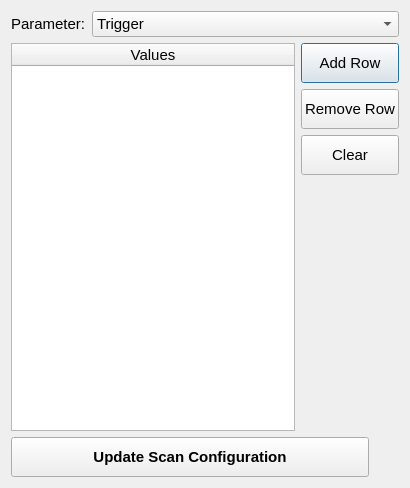
lnls-ima/helmholtz-coil-control, file helmholtz/gui/ui/scanparameterdialog.ui: the form before one commit.
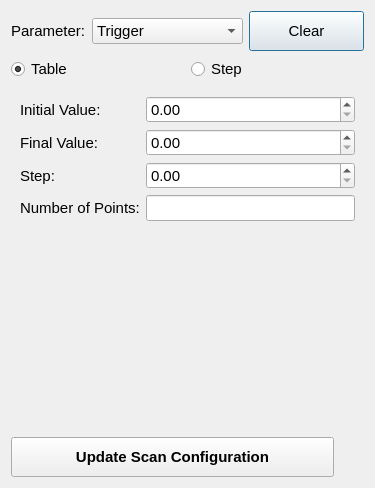
The form after the commit. The open tabs and pages were chosen to show the change. Icons and pictures are not drawn.

Commit message: Adding options in scan parameter dialog

```diff
--- a/helmholtz/gui/ui/scanparameterdialog.ui
+++ b/helmholtz/gui/ui/scanparameterdialog.ui
@@ -6,7 +6,7 @@
    <rect>
     <x>0</x>
     <y>0</y>
-    <width>410</width>
+    <width>375</width>
     <height>488</height>
    </rect>
   </property>
@@ -18,8 +18,112 @@
   <property name="windowTitle">
    <string>Scan Parameter</string>
   </property>
+  <layout class="QGridLayout" name="gridLayout_3">
+   <item row="0" column="0">
+    <layout class="QHBoxLayout" name="horizontalLayout">
+     <item>
+      <widget class="QLabel" name="label">
+       <property name="sizePolicy">
+        <sizepolicy hsizetype="Maximum" vsizetype="Preferred">
+         <horstretch>0</horstretch>
+         <verstretch>0</verstretch>
+        </sizepolicy>
+       </property>
+       <property name="text">
+        <string>Parameter:</string>
+       </property>
+      </widget>
+     </item>
+     <item>
+      <widget class="QComboBox" name="cmb_parameter">
+       <item>
+        <property name="text">
+         <string>Trigger</string>
+        </property>
+       </item>
+       <item>
+        <property name="text">
+         <string>Integration Points</string>
+        </property>
+       </item>
+       <item>
+        <property name="text">
+         <string>Number of Turns</string>
+        </property>
+       </item>
+       <item>
+        <property name="text">
+         <string>Maximum Velocity</string>
+        </property>
+       </item>
+       <item>
+        <property name="text">
+         <string>Acceleration</string>
+        </property>
+       </item>
+      </widget>
+     </item>
+     <item>
+      <widget class="QPushButton" name="pbt_clear_table">
+       <property name="minimumSize">
+        <size>
+         <width>0</width>
+         <height>40</height>
+        </size>
+       </property>
+       <property name="font">
+        <font>
+         <pointsize>11</pointsize>
+         <weight>50</weight>
+         <bold>false</bold>
+        </font>
+       </property>
+       <property name="text">
+        <string>Clear</string>
+       </property>
+       <property name="icon">
+        <iconset>
+         <normaloff>../../resources/img/clear.svg</normaloff>../../resources/img/clear.svg</iconset>
+       </property>
+       <property name="iconSize">
+        <size>
+         <width>24</width>
+         <height>24</height>
+        </size>
+       </property>
+      </widget>
+     </item>
+    </layout>
+   </item>
+   <item row="1" column="0">
+    <layout class="QHBoxLayout" name="horizontalLayout_3">
+     <item>
+      <widget class="QRadioButton" name="rbt_table">
+       <property name="text">
+        <string>Table</string>
+       </property>
+       <property name="checked">
+        <bool>true</bool>
+       </property>
+      </widget>
+     </item>
+     <item>
+      <widget class="QRadioButton" name="rbt_step">
+       <property name="text">
+        <string>Step</string>
+       </property>
+      </widget>
+     </item>
+    </layout>
+   </item>
+   <item row="2" column="0">
+    <widget class="QStackedWidget" name="stw_values">
+     <property name="currentIndex">
+      <number>0</number>
+     </property>
+     <widget class="QWidget" name="pg_table">
   <layout class="QGridLayout" name="gridLayout">
-   <item row="1" column="0">
+       <item row="0" column="0">
     <widget class="QTableWidget" name="tbl_values">
      <property name="font">
       <font>
@@ -48,7 +152,7 @@
      </column>
     </widget>
    </item>
-   <item row="1" column="1">
+       <item row="0" column="1">
     <layout class="QVBoxLayout" name="verticalLayout">
      <item>
       <widget class="QPushButton" name="pbt_add_row">
@@ -109,36 +213,6 @@
        </property>
       </widget>
      </item>
-     <item>
-      <widget class="QPushButton" name="pbt_clear_table">
-       <property name="minimumSize">
-        <size>
-         <width>0</width>
-         <height>40</height>
-        </size>
-       </property>
-       <property name="font">
-        <font>
-         <pointsize>11</pointsize>
-         <weight>50</weight>
-         <bold>false</bold>
-        </font>
-       </property>
-       <property name="text">
-        <string>Clear</string>
-       </property>
-       <property name="icon">
-        <iconset>
-         <normaloff>../../resources/img/clear.svg</normaloff>../../resources/img/clear.svg</iconset>
-       </property>
-       <property name="iconSize">
-        <size>
-         <width>24</width>
-         <height>24</height>
-        </size>
-       </property>
-      </widget>
-     </item>
      <item>
       <spacer name="verticalSpacer">
        <property name="orientation">
@@ -154,7 +228,84 @@
      </item>
     </layout>
    </item>
-   <item row="2" column="0" colspan="2">
+      </layout>
+     </widget>
+     <widget class="QWidget" name="pg_step">
+      <layout class="QGridLayout" name="gridLayout_2">
+       <item row="2" column="0">
+        <widget class="QLabel" name="label_4">
+         <property name="text">
+          <string>Step:</string>
+         </property>
+        </widget>
+       </item>
+       <item row="4" column="0">
+        <spacer name="verticalSpacer_2">
+         <property name="orientation">
+          <enum>Qt::Vertical</enum>
+         </property>
+         <property name="sizeHint" stdset="0">
+          <size>
+           <width>20</width>
+           <height>40</height>
+          </size>
+         </property>
+        </spacer>
+       </item>
+       <item row="2" column="1">
+        <widget class="QDoubleSpinBox" name="sbd_step">
+         <property name="maximum">
+          <double>1000000.000000000000000</double>
+         </property>
+        </widget>
+       </item>
+       <item row="0" column="1">
+        <widget class="QDoubleSpinBox" name="sbd_start">
+         <property name="maximum">
+          <double>1000000.000000000000000</double>
+         </property>
+        </widget>
+       </item>
+       <item row="1" column="0">
+        <widget class="QLabel" name="label_3">
+         <property name="text">
+          <string>Final Value:</string>
+         </property>
+        </widget>
+       </item>
+       <item row="1" column="1">
+        <widget class="QDoubleSpinBox" name="sbd_end">
+         <property name="maximum">
+          <double>1000000.000000000000000</double>
+         </property>
+        </widget>
+       </item>
+       <item row="0" column="0">
+        <widget class="QLabel" name="label_2">
+         <property name="text">
+          <string>Initial Value:</string>
+         </property>
+        </widget>
+       </item>
+       <item row="3" column="0">
+        <widget class="QLabel" name="label_5">
+         <property name="text">
+          <string>Number of Points:</string>
+         </property>
+        </widget>
+       </item>
+       <item row="3" column="1">
+        <widget class="QLineEdit" name="le_nr_points">
+         <property name="readOnly">
+          <bool>true</bool>
+         </property>
+        </widget>
+       </item>
+      </layout>
+     </widget>
+    </widget>
+   </item>
+   <item row="3" column="0">
     <layout class="QHBoxLayout" name="horizontalLayout_2">
      <item>
       <widget class="QPushButton" name="pbt_update_scan_config">
@@ -205,52 +356,6 @@
      </item>
     </layout>
    </item>
-   <item row="0" column="0" colspan="2">
-    <layout class="QHBoxLayout" name="horizontalLayout">
-     <item>
-      <widget class="QLabel" name="label">
-       <property name="sizePolicy">
-        <sizepolicy hsizetype="Maximum" vsizetype="Preferred">
-         <horstretch>0</horstretch>
-         <verstretch>0</verstretch>
-        </sizepolicy>
-       </property>
-       <property name="text">
-        <string>Parameter:</string>
-       </property>
-      </widget>
-     </item>
-     <item>
-      <widget class="QComboBox" name="cmb_parameter">
-       <item>
-        <property name="text">
-         <string>Trigger</string>
-        </property>
-       </item>
-       <item>
-        <property name="text">
-         <string>Integration Points</string>
-        </property>
-       </item>
-       <item>
-        <property name="text">
-         <string>Number of Turns</string>
-        </property>
-       </item>
-       <item>
-        <property name="text">
-         <string>Maximum Velocity</string>
-        </property>
-       </item>
-       <item>
-        <property name="text">
-         <string>Acceleration</string>
-        </property>
-       </item>
-      </widget>
-     </item>
-    </layout>
-   </item>
   </layout>
  </widget>
  <resources/>
```
Lines whose indentation alone changed are shown as unchanged. The commit also changes 8 other files.
